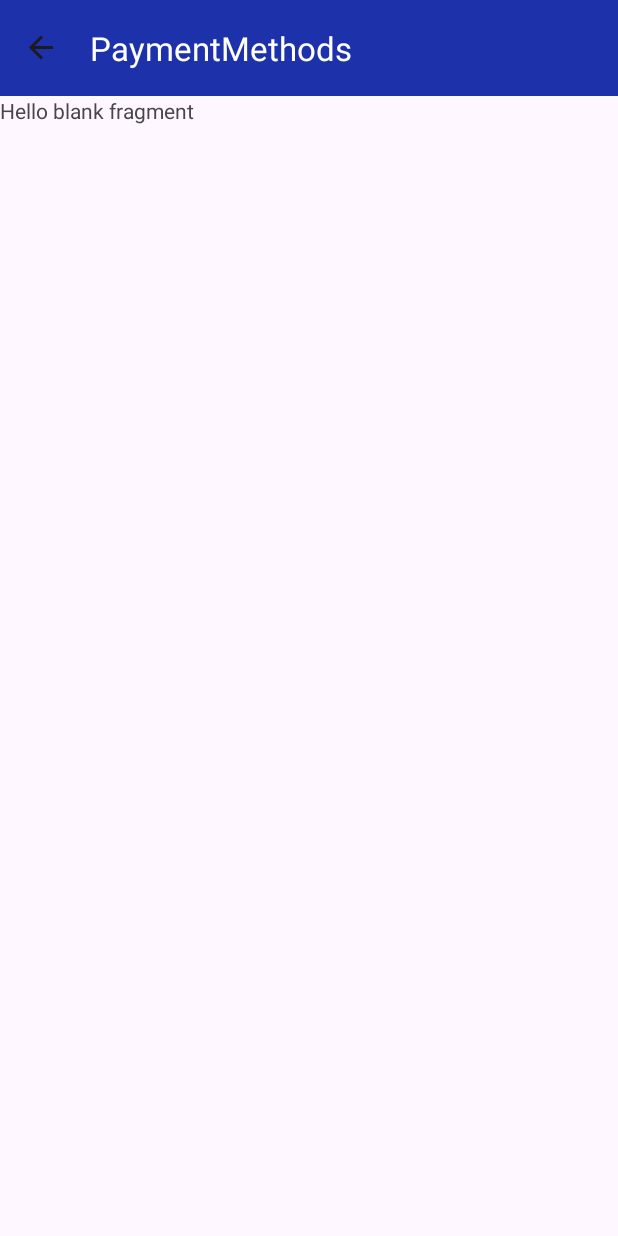
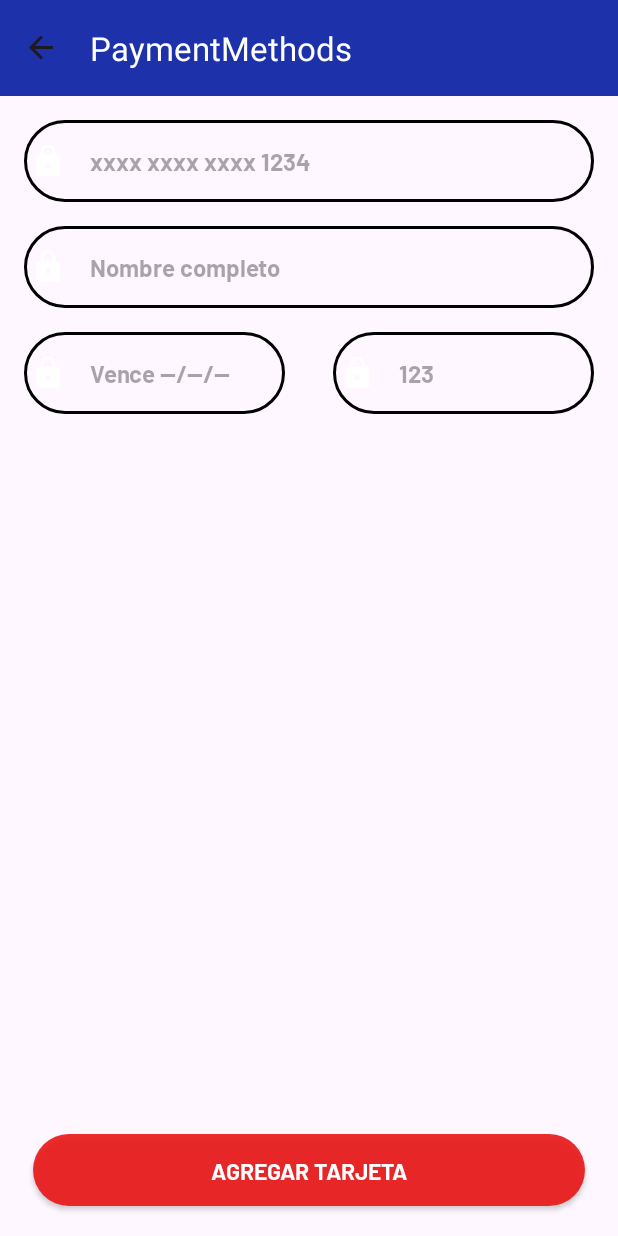
Before and after one commit to azorahai1986/PaymentMethods, an Android app: the AddNewCardFragment screen opened through its navigation route, on a phone screen of 412 x 824 dp. Run offline under Robolectric (Android 15) with nearby library versions, the phone set to English and light mode, and no system bars; our stand-ins replace navigation-ui.

Commit message:
se creó la pantalla de agregar tarjeta y la navegación a la misma

```diff
--- a/app/src/main/java/com/hernan/paymentmethods/ui/fragments/CardFragment.kt
+++ b/app/src/main/java/com/hernan/paymentmethods/ui/fragments/CardFragment.kt
@@ -1,11 +1,15 @@
 package com.hernan.paymentmethods.ui.fragments
 
 import android.os.Bundle
+import android.util.Log
 import androidx.fragment.app.Fragment
 import android.view.LayoutInflater
 import android.view.View
 import android.view.ViewGroup
+import androidx.navigation.NavDirections
+import androidx.navigation.fragment.findNavController
 import androidx.recyclerview.widget.LinearLayoutManager
+import com.hernan.paymentmethods.R
 import com.hernan.paymentmethods.databinding.FragmentCardBinding
 import com.hernan.paymentmethods.domain.CreditCard
 import com.hernan.paymentmethods.ui.adapters.CreditCardAdapter
@@ -26,9 +30,15 @@ class CardFragment : Fragment() {
 
     private fun bottomNavView() {
         binding.apply {
-            /*bottomView.setOnItemSelectedListener { menuItem ->
+            bottomView.setOnItemSelectedListener { menuItem ->
                 //goToAddNewCard(menuItem.itemId)
-            }*/
+                Log.d("BOTTOM ID", menuItem.toString())
+                when (menuItem.toString()) {
+                    getString(R.string.title_new_card) -> goToFragment(CardFragmentDirections.actionCardFragmentToAddNewCardFragment())
+                    getString(R.string.title_qr_payment) -> goToFragment(CardFragmentDirections.actionCardFragmentToAddNewCardFragment())
+                }
+                true
+            }
         }
     }
 
@@ -41,8 +51,8 @@ class CardFragment : Fragment() {
         }
     }
 
-    private fun goToAddNewCard(itemId: Int) {
-
+    private fun goToFragment(action: NavDirections) {
+        findNavController().navigate(action)
     }
 
     fun cardList(): ArrayList<CreditCard> {
--- a/app/src/main/res/layout/fragment_add_new_card.xml
+++ b/app/src/main/res/layout/fragment_add_new_card.xml
@@ -1,14 +1,96 @@
 <?xml version="1.0" encoding="utf-8"?>
-<FrameLayout xmlns:android="http://schemas.android.com/apk/res/android"
+<androidx.constraintlayout.widget.ConstraintLayout xmlns:android="http://schemas.android.com/apk/res/android"
     xmlns:tools="http://schemas.android.com/tools"
     android:layout_width="match_parent"
     android:layout_height="match_parent"
+    xmlns:app="http://schemas.android.com/apk/res-auto"
     tools:context=".ui.fragments.AddNewCardFragment">
 
-    <!-- TODO: Update blank fragment layout -->
-    <TextView
+    <androidx.appcompat.widget.AppCompatEditText
+        android:id="@+id/etCardNumber"
         android:layout_width="match_parent"
-        android:layout_height="match_parent"
-        android:text="@string/hello_blank_fragment" />
+        android:layout_height="0dp"
+        android:ems="10"
+        app:hintAnimationEnabled= "true"
+        android:textAppearance="@style/TextAppearance.AppCompat.Body2"
+        android:importantForAutofill="noExcludeDescendants"
+        style="@style/textBoxStyle"
+        android:hint="@string/hiden_numbers"
+        android:inputType="number"
+        app:layout_constraintTop_toTopOf="parent"
+        app:layout_constraintStart_toStartOf="parent"
+        app:layout_constraintEnd_toEndOf="parent"
+        android:padding="15dp"
+        android:imeOptions="actionNext"
+        android:drawableStart="@drawable/ic_lock"/>
 
-</FrameLayout>
+    <androidx.appcompat.widget.AppCompatEditText
+        android:id="@+id/etCardName"
+        android:layout_width="match_parent"
+        android:layout_height="0dp"
+        android:ems="10"
+        app:hintAnimationEnabled= "true"
+        android:textAppearance="@style/TextAppearance.AppCompat.Body2"
+        android:importantForAutofill="noExcludeDescendants"
+        style="@style/textBoxStyle"
+        android:hint="@string/full_name"
+        android:inputType="textPersonName"
+        app:layout_constraintTop_toBottomOf="@id/etCardNumber"
+        app:layout_constraintStart_toStartOf="parent"
+        app:layout_constraintEnd_toEndOf="parent"
+        android:padding="15dp"
+        android:imeOptions="actionNext"
+        android:drawableStart="@drawable/ic_lock"/>
+
+    <androidx.appcompat.widget.AppCompatEditText
+        android:id="@+id/etDate"
+        android:layout_width="0dp"
+        android:layout_height="wrap_content"
+        android:ems="10"
+        app:hintAnimationEnabled= "true"
+        app:layout_constraintHorizontal_weight="1"
+        android:textAppearance="@style/TextAppearance.AppCompat.Body2"
+        android:importantForAutofill="noExcludeDescendants"
+        style="@style/textBoxStyle"
+        android:hint="@string/vence"
+        android:inputType="date"
+        app:layout_constraintTop_toBottomOf="@id/etCardName"
+        app:layout_constraintStart_toStartOf="parent"
+        app:layout_constraintEnd_toStartOf="@id/etSecurityCode"
+        android:padding="15dp"
+        android:imeOptions="actionNext"
+        android:drawableStart="@drawable/ic_lock"/>
+
+    <androidx.appcompat.widget.AppCompatEditText
+        android:id="@+id/etSecurityCode"
+        android:layout_width="0dp"
+        android:layout_height="wrap_content"
+        android:ems="10"
+        app:hintAnimationEnabled= "true"
+        app:layout_constraintHorizontal_weight="1"
+        android:textAppearance="@style/TextAppearance.AppCompat.Body2"
+        android:importantForAutofill="noExcludeDescendants"
+        style="@style/textBoxStyle"
+        android:hint="@string/security_code"
+        android:inputType="number"
+        app:layout_constraintTop_toTopOf="@id/etDate"
+        app:layout_constraintStart_toEndOf="@id/etDate"
+        app:layout_constraintEnd_toEndOf="parent"
+        app:layout_constraintBottom_toBottomOf="@id/etDate"
+        android:paddingVertical="15dp"
+        android:imeOptions="actionGo"
+        android:drawableStart="@drawable/ic_lock"/>
+
+    <androidx.appcompat.widget.AppCompatButton
+        android:id="@+id/btAddCard"
+        android:layout_width="match_parent"
+        android:layout_height="0dp"
+        style="@style/RedButtonStyle"
+        app:layout_constraintStart_toStartOf="parent"
+        app:layout_constraintEnd_toEndOf="parent"
+        app:layout_constraintBottom_toBottomOf="parent"
+        android:layout_marginBottom="20dp"
+        android:text="@string/add_new_card"/>
+
+
+</androidx.constraintlayout.widget.ConstraintLayout>
--- a/app/src/main/res/values/strings.xml
+++ b/app/src/main/res/values/strings.xml
@@ -14,4 +14,8 @@
     <string name="saldo_xxx">Saldo: xxxxxxxx xxxx</string>
     <string name="american_exppres">American Exppres</string>
     <string name="hiden_numbers">xxxx xxxx xxxx 1234</string>
+    <string name="vence">Vence --/--/--</string>
+    <string name="security_code">    123</string>
+    <string name="full_name">Nombre completo</string>
+    <string name="add_new_card">Agregar Tarjeta</string>
 </resources>
```
